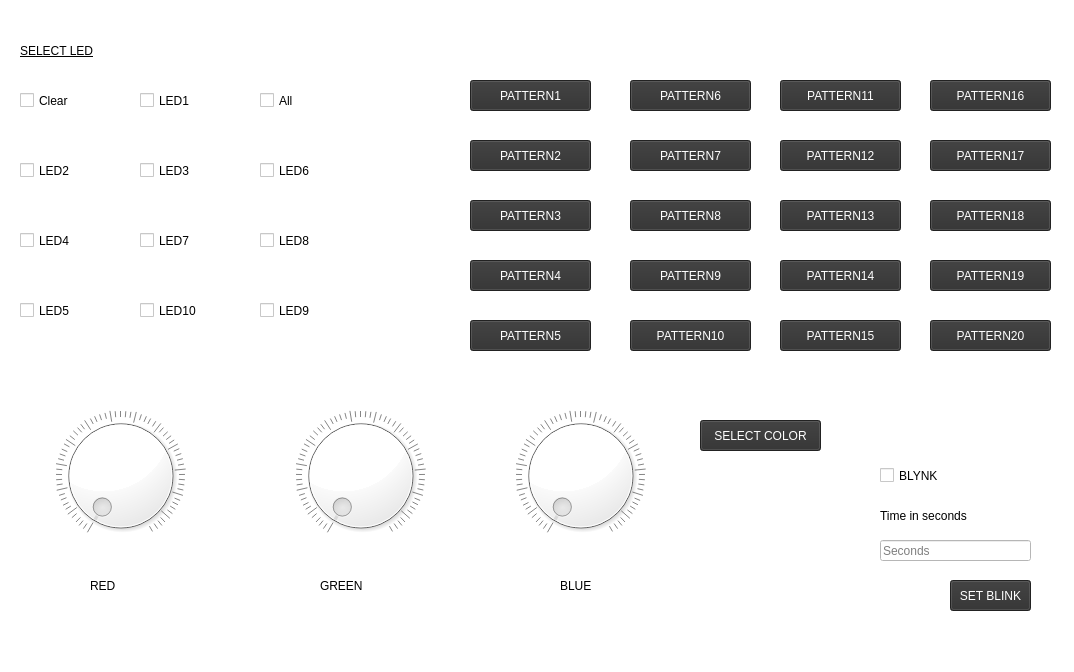
Above: controller.ui from abhipray-cpu/SMD-RGB-Controller before the change. Below: the same form after it.
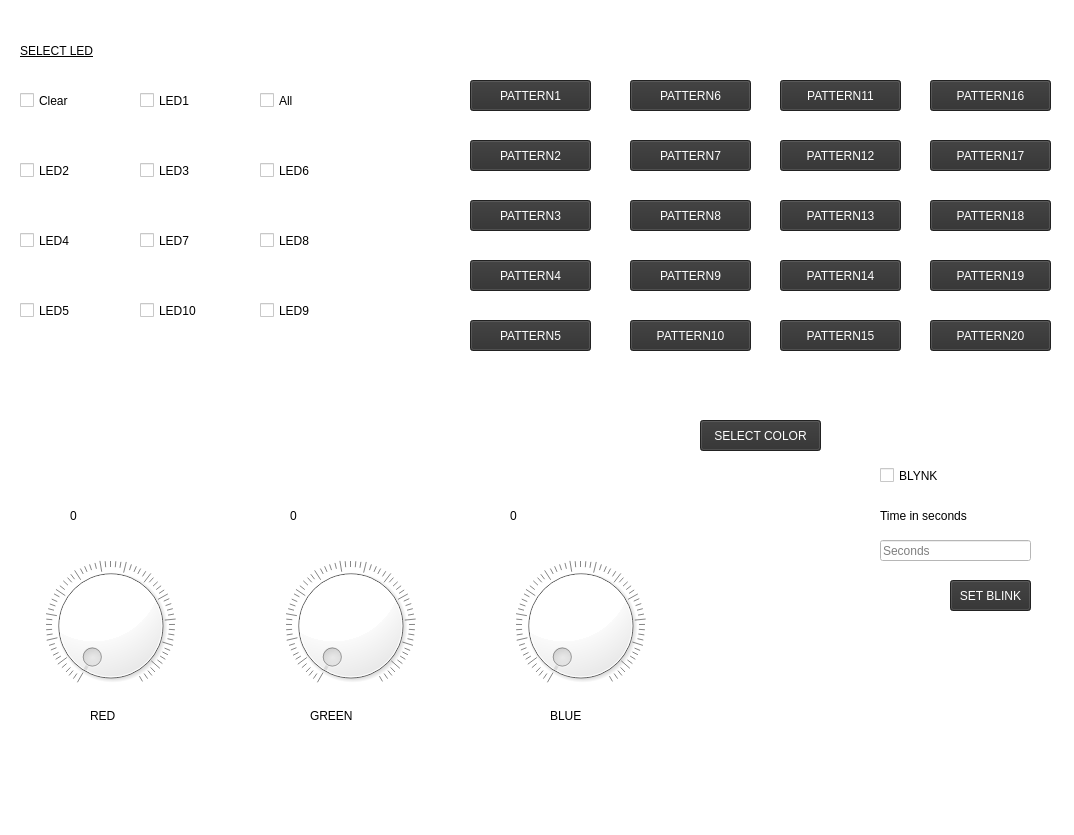
That is the form after the change.

Diff of the .ui file:
```diff
--- a/controller.ui
+++ b/controller.ui
@@ -7,7 +7,7 @@
     <x>0</x>
     <y>0</y>
     <width>1074</width>
-    <height>672</height>
+    <height>835</height>
    </rect>
   </property>
   <property name="windowTitle">
@@ -650,8 +650,8 @@
    <widget class="QDial" name="dial">
     <property name="geometry">
      <rect>
-      <x>20</x>
-      <y>410</y>
+      <x>10</x>
+      <y>560</y>
       <width>201</width>
       <height>131</height>
      </rect>
@@ -666,8 +666,8 @@
    <widget class="QDial" name="dial_2">
     <property name="geometry">
      <rect>
-      <x>260</x>
-      <y>410</y>
+      <x>250</x>
+      <y>560</y>
       <width>201</width>
       <height>131</height>
      </rect>
@@ -683,7 +683,7 @@
     <property name="geometry">
      <rect>
       <x>480</x>
-      <y>410</y>
+      <y>560</y>
       <width>201</width>
       <height>131</height>
      </rect>
@@ -699,7 +699,7 @@
     <property name="geometry">
      <rect>
       <x>90</x>
-      <y>570</y>
+      <y>700</y>
       <width>61</width>
       <height>31</height>
      </rect>
@@ -714,8 +714,8 @@
    <widget class="QLabel" name="label_3">
     <property name="geometry">
      <rect>
-      <x>320</x>
-      <y>570</y>
+      <x>310</x>
+      <y>700</y>
       <width>81</width>
       <height>31</height>
      </rect>
@@ -730,8 +730,8 @@
    <widget class="QLabel" name="label_4">
     <property name="geometry">
      <rect>
-      <x>560</x>
-      <y>570</y>
+      <x>550</x>
+      <y>700</y>
       <width>61</width>
       <height>31</height>
      </rect>
@@ -827,6 +827,57 @@
      <string>SET BLINK</string>
     </property>
    </widget>
+   <widget class="QLabel" name="label_6">
+    <property name="geometry">
+     <rect>
+      <x>70</x>
+      <y>490</y>
+      <width>55</width>
+      <height>51</height>
+     </rect>
+    </property>
+    <property name="styleSheet">
+     <string notr="true">font: 22pt &quot;Blackadder ITC&quot;;
+font: 75 24pt &quot;MS Shell Dlg 2&quot;;</string>
+    </property>
+    <property name="text">
+     <string>0</string>
+    </property>
+   </widget>
+   <widget class="QLabel" name="label_7">
+    <property name="geometry">
+     <rect>
+      <x>290</x>
+      <y>490</y>
+      <width>55</width>
+      <height>51</height>
+     </rect>
+    </property>
+    <property name="styleSheet">
+     <string notr="true">font: 22pt &quot;Blackadder ITC&quot;;
+font: 75 24pt &quot;MS Shell Dlg 2&quot;;</string>
+    </property>
+    <property name="text">
+     <string>0</string>
+    </property>
+   </widget>
+   <widget class="QLabel" name="label_8">
+    <property name="geometry">
+     <rect>
+      <x>510</x>
+      <y>490</y>
+      <width>55</width>
+      <height>51</height>
+     </rect>
+    </property>
+    <property name="styleSheet">
+     <string notr="true">font: 22pt &quot;Blackadder ITC&quot;;
+font: 75 24pt &quot;MS Shell Dlg 2&quot;;</string>
+    </property>
+    <property name="text">
+     <string>0</string>
+    </property>
+   </widget>
   </widget>
   <widget class="QMenuBar" name="menubar">
    <property name="geometry">
```
